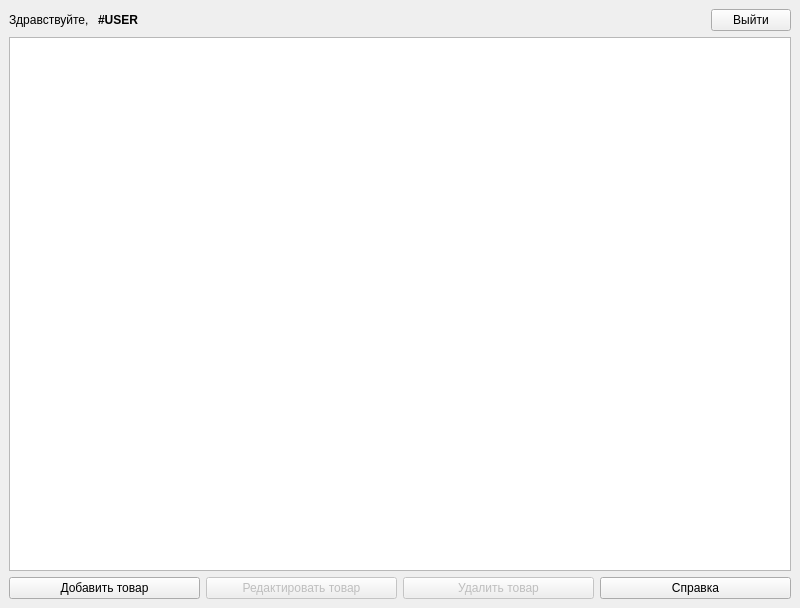
This is iGroceryQT/iGrocery/storewindow.ui in KiraSunnight/iGrocery as Qt 5 draws it before an edit. The edited form follows.
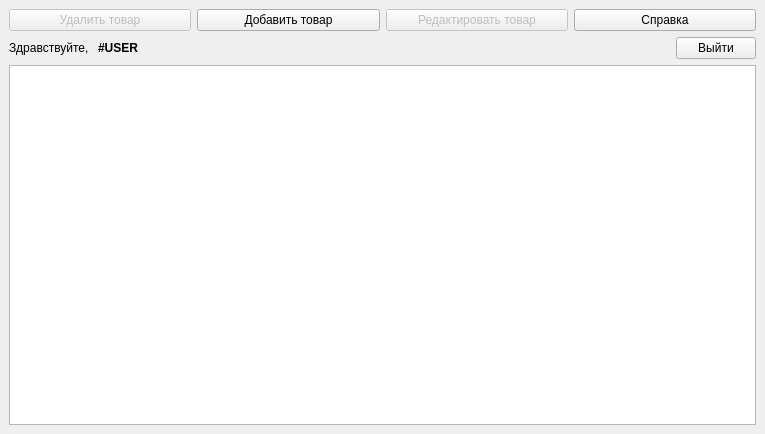
This is the edited form.

Diff of the .ui file:
```diff
--- a/iGroceryQT/iGrocery/storewindow.ui
+++ b/iGroceryQT/iGrocery/storewindow.ui
@@ -6,8 +6,8 @@
    <rect>
     <x>0</x>
     <y>0</y>
-    <width>800</width>
-    <height>608</height>
+    <width>765</width>
+    <height>434</height>
    </rect>
   </property>
   <property name="windowTitle">
@@ -15,6 +15,44 @@
   </property>
   <widget class="QWidget" name="centralwidget">
    <layout class="QVBoxLayout" name="verticalLayout">
+    <item>
+     <layout class="QHBoxLayout" name="horizontalLayout">
+      <item>
+       <widget class="QPushButton" name="removeGood">
+        <property name="enabled">
+         <bool>false</bool>
+        </property>
+        <property name="text">
+         <string>Удалить товар</string>
+        </property>
+       </widget>
+      </item>
+      <item>
+       <widget class="QPushButton" name="addGood">
+        <property name="text">
+         <string>Добавить товар</string>
+        </property>
+       </widget>
+      </item>
+      <item>
+       <widget class="QPushButton" name="editGood">
+        <property name="enabled">
+         <bool>false</bool>
+        </property>
+        <property name="text">
+         <string>Редактировать товар</string>
+        </property>
+       </widget>
+      </item>
+      <item>
+       <widget class="QPushButton" name="info">
+        <property name="text">
+         <string>Справка</string>
+        </property>
+       </widget>
+      </item>
+     </layout>
+    </item>
     <item>
      <layout class="QHBoxLayout" name="horizontalLayout_2">
       <item>
@@ -69,44 +107,6 @@
       </property>
      </widget>
     </item>
-    <item>
-     <layout class="QHBoxLayout" name="horizontalLayout">
-      <item>
-       <widget class="QPushButton" name="addGood">
-        <property name="text">
-         <string>Добавить товар</string>
-        </property>
-       </widget>
-      </item>
-      <item>
-       <widget class="QPushButton" name="editGood">
-        <property name="enabled">
-         <bool>false</bool>
-        </property>
-        <property name="text">
-         <string>Редактировать товар</string>
-        </property>
-       </widget>
-      </item>
-      <item>
-       <widget class="QPushButton" name="removeGood">
-        <property name="enabled">
-         <bool>false</bool>
-        </property>
-        <property name="text">
-         <string>Удалить товар</string>
-        </property>
-       </widget>
-      </item>
-      <item>
-       <widget class="QPushButton" name="info">
-        <property name="text">
-         <string>Справка</string>
-        </property>
-       </widget>
-      </item>
-     </layout>
-    </item>
    </layout>
   </widget>
  </widget>
```
